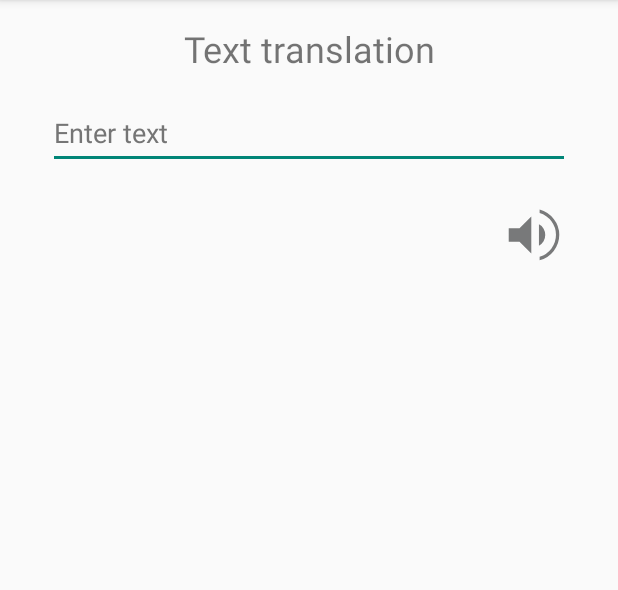
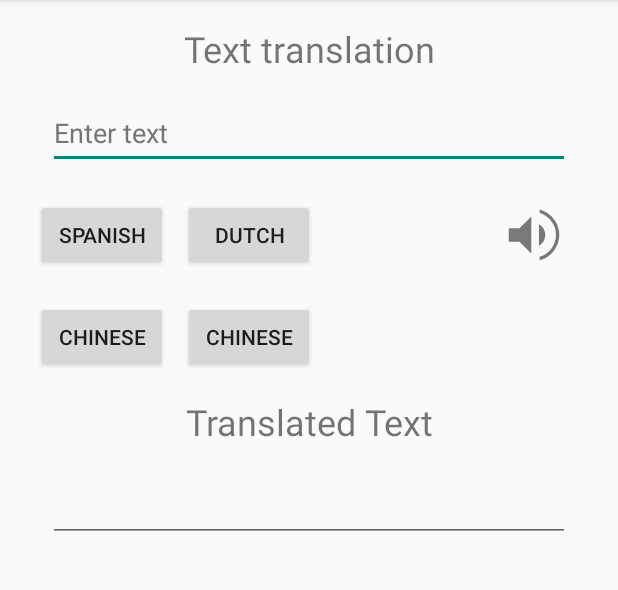
Before and after one commit to HaydenMCD/mobile-app-dev, an Android app: the fragment TranslateFragment shown on its own in the app's theme, on a phone screen of 412 x 824 dp, the part 84-674 px from its top. Run offline under Robolectric (Android 15) with nearby library versions, the phone set to English and light mode, and no system bars.

Commit message:
Added translation buttons and output

```diff
--- a/app/src/main/res/layout/fragment_translate.xml
+++ b/app/src/main/res/layout/fragment_translate.xml
@@ -34,6 +34,55 @@
         app:layout_constraintStart_toStartOf="parent"
         app:layout_constraintTop_toBottomOf="@+id/tv_header" />
 
+    <Button
+        android:id="@+id/btn_translate_to_ES"
+        android:layout_width="wrap_content"
+        android:layout_height="wrap_content"
+        android:layout_marginTop="20dp"
+        android:layout_marginStart="24dp"
+        android:text="Spanish"
+        android:contentDescription="@string/app_name"
+        app:layout_constraintStart_toStartOf="parent"
+        app:layout_constraintTop_toBottomOf="@+id/et_translation_text"
+        />
+
+    <Button
+        android:id="@+id/btn_translate_to_DU"
+        android:layout_width="wrap_content"
+        android:layout_height="wrap_content"
+        android:layout_marginTop="20dp"
+        android:layout_marginStart="10dp"
+        android:text="Dutch"
+        android:contentDescription="@string/app_name"
+        app:layout_constraintStart_toEndOf="@+id/btn_translate_to_ES"
+        app:layout_constraintTop_toBottomOf="@+id/et_translation_text"
+        />
+
+    <Button
+        android:id="@+id/btn_translate_to_CH"
+        android:layout_width="wrap_content"
+        android:layout_height="wrap_content"
+        android:layout_marginTop="20dp"
+        android:layout_marginStart="24dp"
+        android:text="Chinese"
+        android:contentDescription="@string/app_name"
+        app:layout_constraintStart_toStartOf="parent"
+        app:layout_constraintTop_toBottomOf="@+id/btn_translate_to_ES"
+        />
+
+    <Button
+        android:id="@+id/btn_translate_to_AF"
+        android:layout_width="wrap_content"
+        android:layout_height="wrap_content"
+        android:layout_marginTop="20dp"
+        android:layout_marginStart="10dp"
+        android:text="Chinese"
+        android:contentDescription="@string/app_name"
+        app:layout_constraintStart_toEndOf="@+id/btn_translate_to_CH"
+        app:layout_constraintTop_toBottomOf="@+id/btn_translate_to_ES"
+        />
+
+
     <ImageButton
         android:id="@+id/ibtn_text_to_speech"
         android:layout_width="wrap_content"
@@ -46,6 +95,39 @@
         app:layout_constraintTop_toBottomOf="@+id/et_translation_text"
         app:srcCompat="@drawable/ic_volume_up" />
 
+    <TextView
+        android:id="@+id/tv_translation"
+        android:layout_width="0dp"
+        android:layout_height="wrap_content"
+        android:layout_marginStart="32dp"
+        android:layout_marginTop="16dp"
+        android:layout_marginEnd="32dp"
+        android:gravity="center"
+        android:text="Translated Text"
+        android:textSize="24sp"
+        app:layout_constraintEnd_toEndOf="parent"
+        app:layout_constraintStart_toStartOf="parent"
+        app:layout_constraintTop_toBottomOf="@+id/btn_translate_to_AF"/>
+
+    <EditText
+        android:id="@+id/et_translation_output"
+        android:layout_width="0dp"
+        android:layout_height="wrap_content"
+        android:layout_marginStart="32dp"
+        android:layout_marginTop="16dp"
+        android:layout_marginEnd="32dp"
+        android:ems="10"
+        android:minHeight="48dp"
+        android:textColorHint="#757575"
+        android:clickable="false"
+        android:cursorVisible="false"
+        android:focusable="false"
+        android:focusableInTouchMode="false"
+        app:layout_constraintEnd_toEndOf="parent"
+        app:layout_constraintStart_toStartOf="parent"
+        app:layout_constraintTop_toBottomOf="@+id/tv_translation" />
+
+
 <!--    <Spinner-->
 <!--    android:id="@+id/spinner_languages"-->
 <!--    android:layout_width="wrap_content"-->
```
